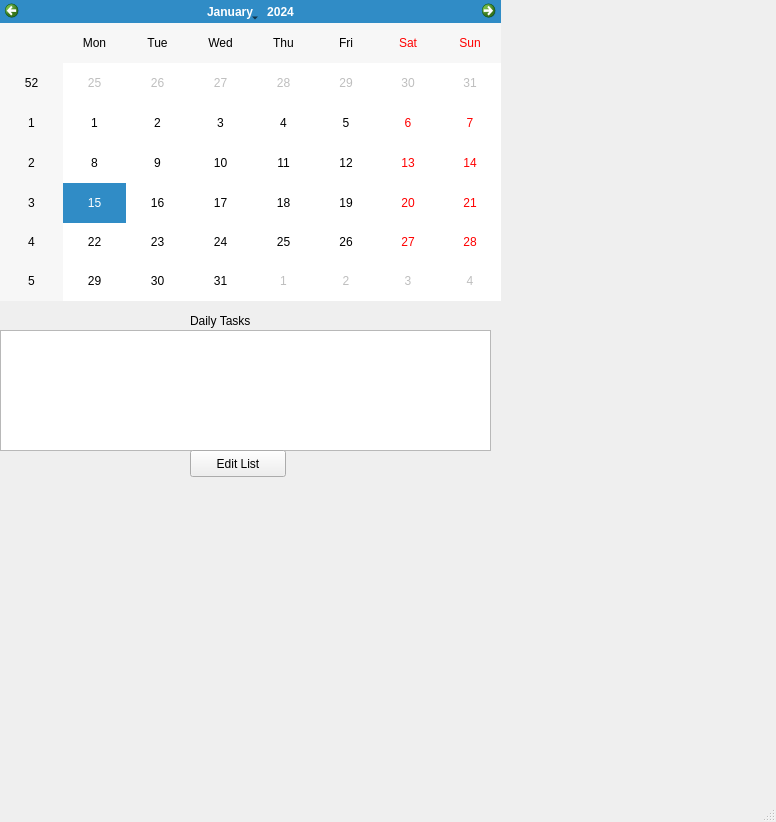
This is Todo/mainwindow.ui in DGotshalk/Todo-Manager as Qt 5 draws it before an edit. The edited form follows.
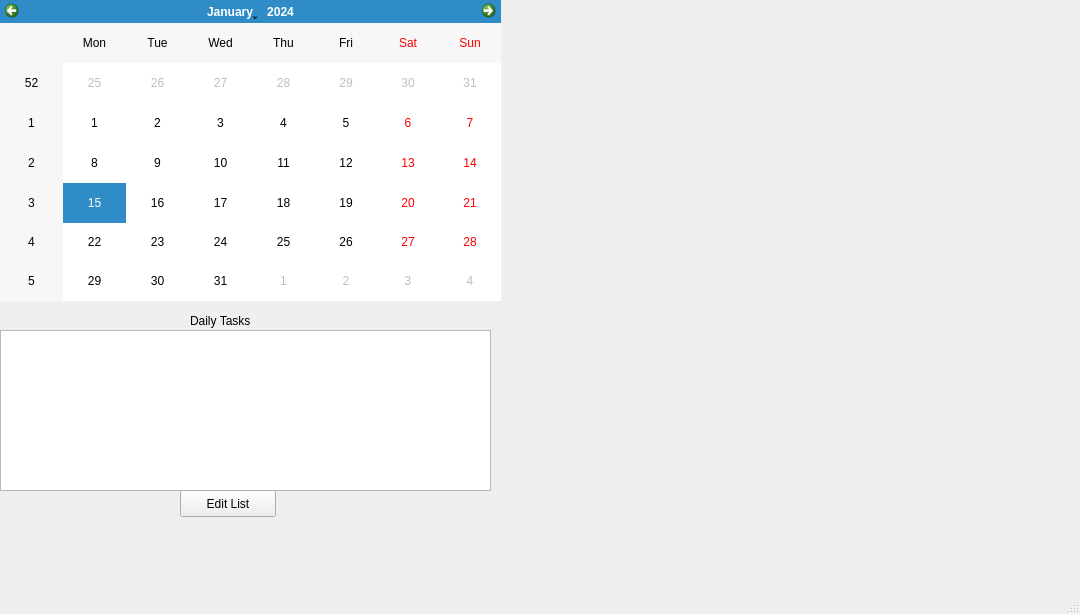
This is the edited form. Custom widgets are drawn as their Qt base class.

Patch:
```diff
--- a/Todo/mainwindow.ui
+++ b/Todo/mainwindow.ui
@@ -6,8 +6,8 @@
    <rect>
     <x>0</x>
     <y>0</y>
-    <width>776</width>
-    <height>822</height>
+    <width>1080</width>
+    <height>614</height>
    </rect>
   </property>
   <property name="windowTitle">
@@ -43,15 +43,15 @@
       <x>0</x>
       <y>330</y>
       <width>491</width>
-      <height>121</height>
+      <height>161</height>
      </rect>
     </property>
    </widget>
    <widget class="QPushButton" name="editlistButton">
     <property name="geometry">
      <rect>
-      <x>190</x>
-      <y>450</y>
+      <x>180</x>
+      <y>490</y>
       <width>96</width>
       <height>27</height>
      </rect>
```
